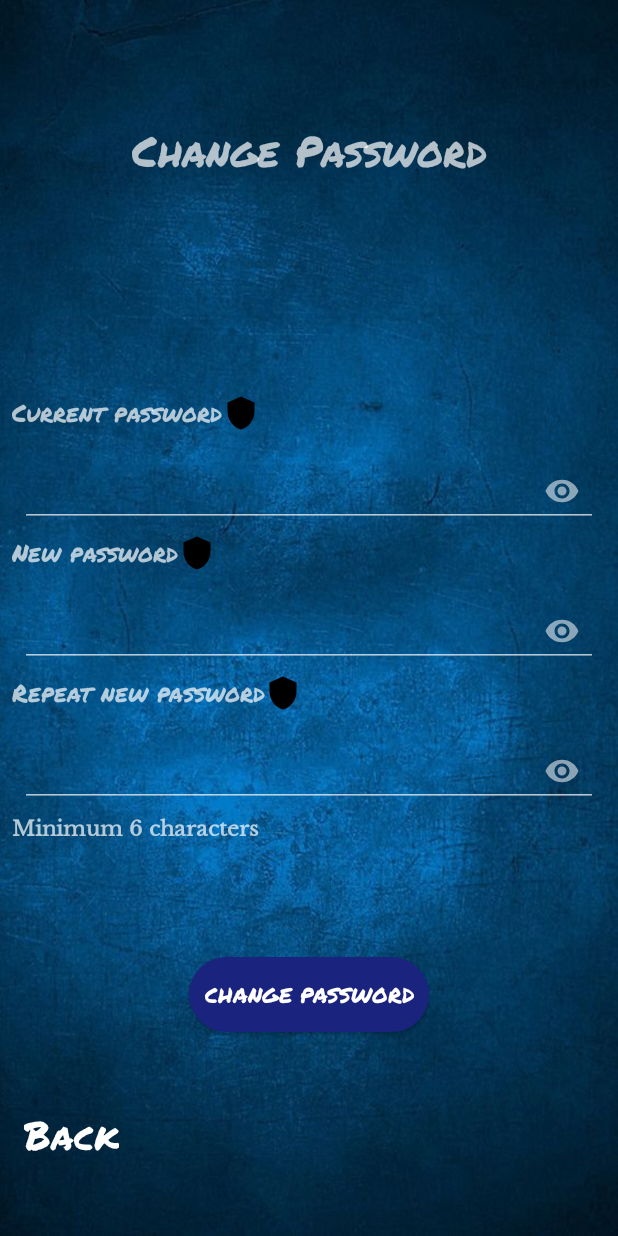
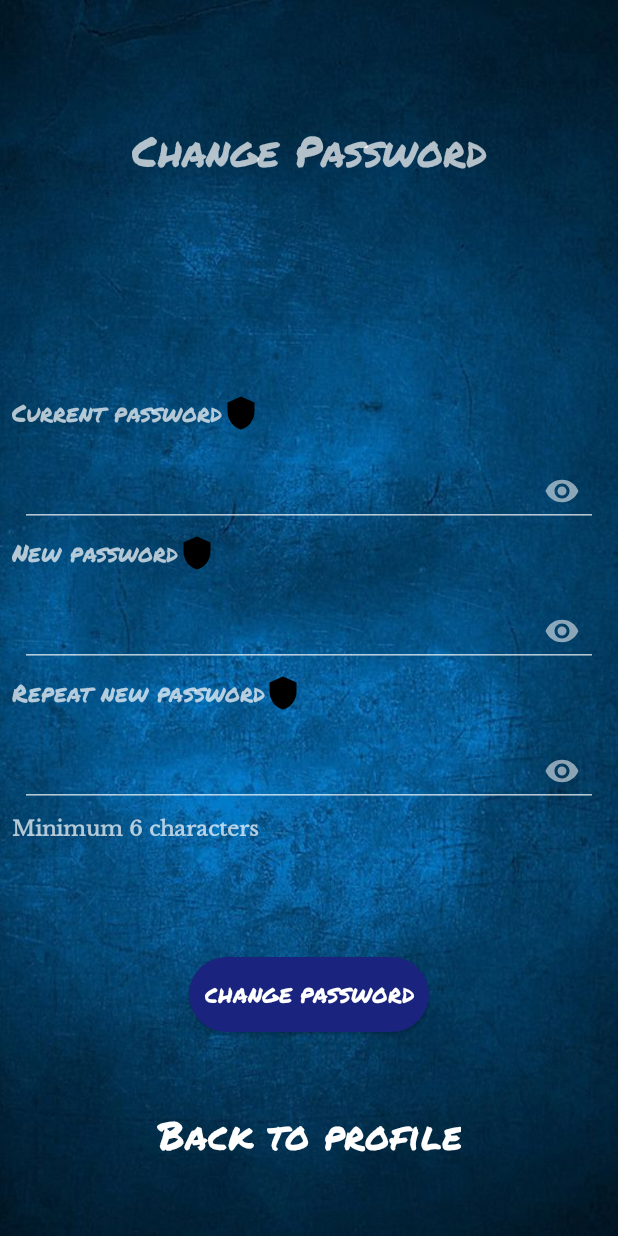
Before and after one commit to Sh1ngeki/Free, an Android app: the fragment PasswordChange placed in its activity, on a phone screen of 412 x 824 dp. Run offline under Robolectric (Android 15) with nearby library versions, the phone set to English and light mode, and no system bars; our stand-ins replace Firebase (no records; nobody signed in at launch, a user with empty details on screens opened directly).

Commit message:
back to profile

```diff
--- a/app/src/main/res/layout/change_password_fragment.xml
+++ b/app/src/main/res/layout/change_password_fragment.xml
@@ -6,15 +6,16 @@
     android:layout_height="match_parent">
 
     <TextView
+        android:id="@+id/back"
         android:layout_width="wrap_content"
         android:layout_height="wrap_content"
         android:fontFamily="@font/kai"
-        android:text="Back"
-        android:id="@+id/back"
-        android:layout_marginStart="16dp"
+        android:gravity="center"
+        android:text="Back to profile"
         android:textColor="@color/white"
         android:textSize="26sp"
         app:layout_constraintBottom_toBottomOf="parent"
+        app:layout_constraintEnd_toEndOf="parent"
         app:layout_constraintStart_toStartOf="parent"
         app:layout_constraintTop_toBottomOf="@+id/changebutton" />
     <TextView
```
